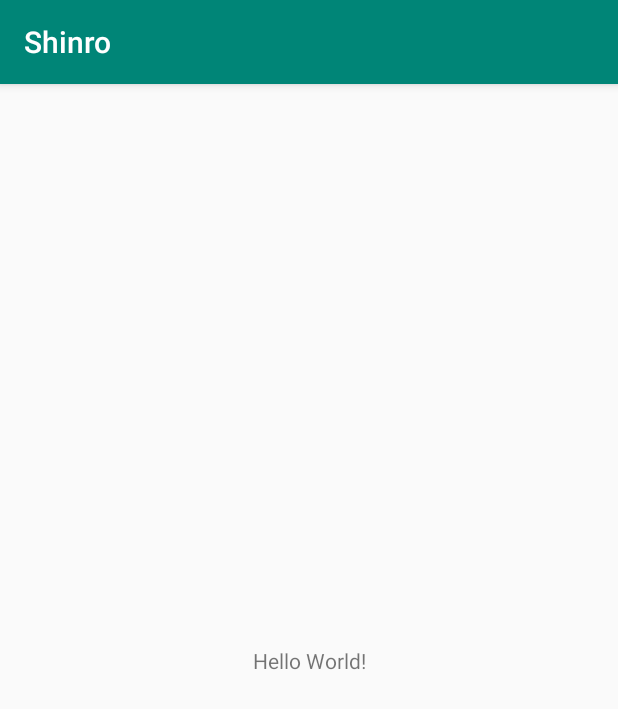
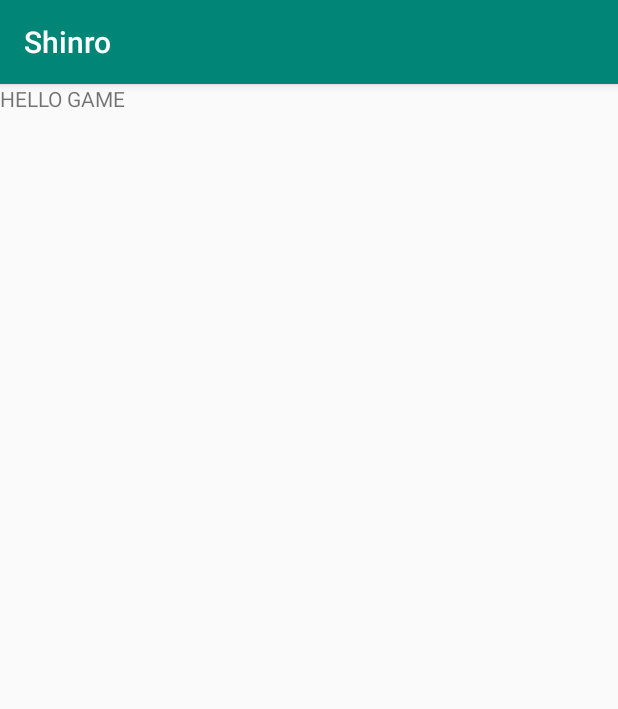
Before and after one commit to veyga/Shinro, an Android app: the screen it shows after launch (MainActivity), on a phone screen of 412 x 824 dp. Shown: the top 709 px of the screen. Run offline under Robolectric (Android 15) with nearby library versions, the phone set to English and light mode, and no system bars.

Commit message:
navigation init

```diff
--- a/app/src/main/res/layout/activity_main.xml
+++ b/app/src/main/res/layout/activity_main.xml
@@ -6,13 +6,16 @@
     android:layout_height="match_parent"
     tools:context=".MainActivity">
 
-    <TextView
-        android:layout_width="wrap_content"
-        android:layout_height="wrap_content"
-        android:text="Hello World!"
+    <fragment
+        android:id="@+id/nav_host_fragment"
+        android:name="androidx.navigation.fragment.NavHostFragment"
+        android:layout_width="0dp"
+        android:layout_height="0dp"
+        app:defaultNavHost="true"
         app:layout_constraintBottom_toBottomOf="parent"
         app:layout_constraintLeft_toLeftOf="parent"
         app:layout_constraintRight_toRightOf="parent"
-        app:layout_constraintTop_toTopOf="parent" />
+        app:layout_constraintTop_toTopOf="parent"
+        app:navGraph="@navigation/nav_graph" />
 
 </androidx.constraintlayout.widget.ConstraintLayout>
--- /dev/null
+++ b/app/src/main/res/navigation/nav_graph.xml
@@ -0,0 +1,13 @@
+<?xml version="1.0" encoding="utf-8"?>
+<navigation xmlns:android="http://schemas.android.com/apk/res/android"
+    xmlns:app="http://schemas.android.com/apk/res-auto"
+    xmlns:tools="http://schemas.android.com/tools"
+    android:id="@+id/nav_graph"
+    app:startDestination="@id/gameFragment">
+
+    <fragment
+        android:id="@+id/gameFragment"
+        android:name="io.astefanich.shinro.ui.game.GameFragment"
+        android:label="fragment_game"
+        tools:layout="@layout/fragment_game" />
+</navigation>
```
